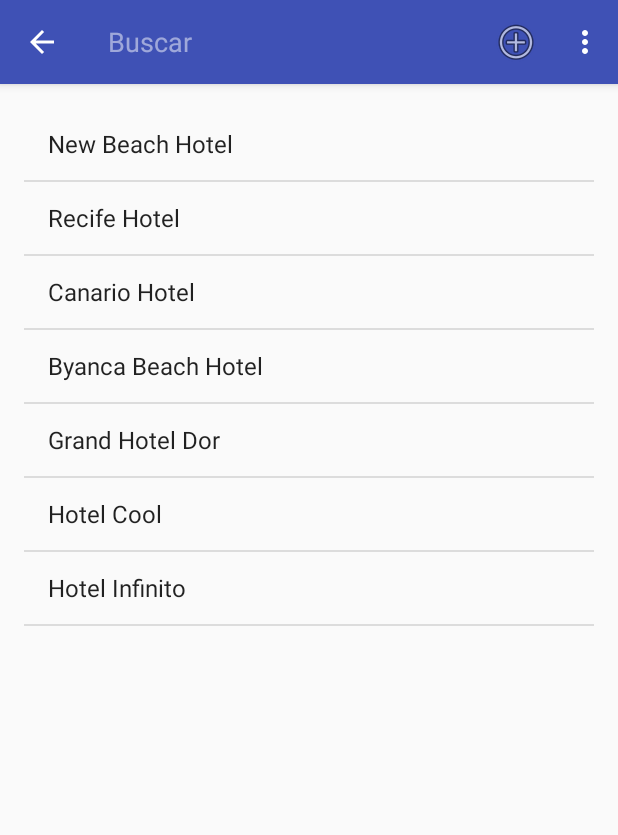
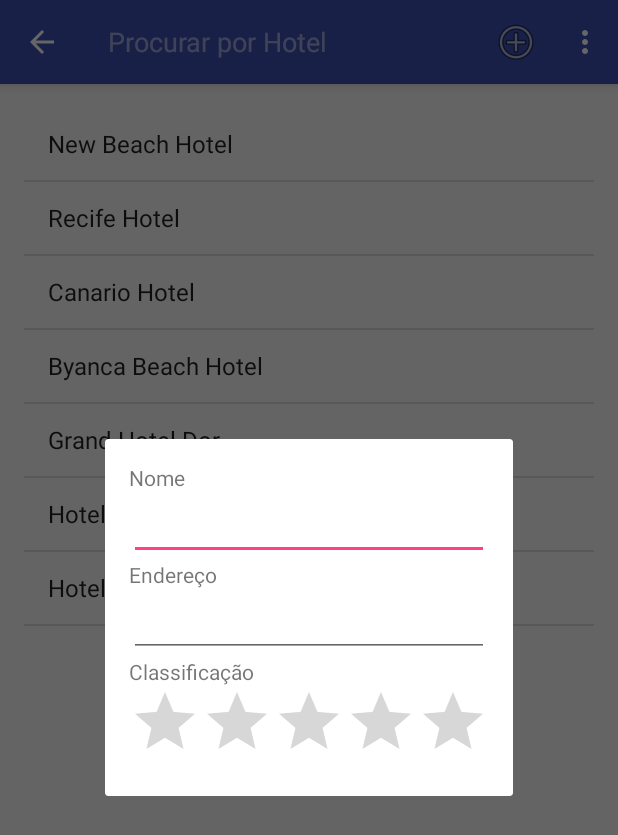
Before and after one commit to Turbiani/Fragments, an Android app: the screen it shows after launch (HotelActivity), after a tap on "Novo", on a phone screen of 412 x 824 dp. Shown: the top 835 px of the screen. Run offline under Robolectric (Android 15) with nearby library versions, the phone set to English and light mode, and no system bars; 1 other tap on this screen came first.

Commit message:
Inclusao do Dialog para adicionar um Hotel (DialogFragment, pois AlertDialog nao e recomendado)

```diff
--- /dev/null
+++ b/app/src/main/java/android/dominando/fragments/AoSalvarHotel.java
@@ -0,0 +1,8 @@
+package android.dominando.fragments;
+
+/**
+ * Created by turbiani on 30/04/16.
+ */
+public interface AoSalvarHotel{
+    void salvouHotel(Hotel hotel);
+}
--- a/app/src/main/java/android/dominando/fragments/HotelActivity.java
+++ b/app/src/main/java/android/dominando/fragments/HotelActivity.java
@@ -1,18 +1,24 @@
 package android.dominando.fragments;
 
+import android.app.Dialog;
+import android.content.DialogInterface;
 import android.content.Intent;
+import android.net.Uri;
+import android.os.Bundle;
 import android.support.v4.app.FragmentManager;
 import android.support.v4.app.FragmentTransaction;
+import android.support.v4.app.DialogFragment;
 import android.support.v4.view.MenuItemCompat;
+import android.support.v7.app.AlertDialog;
 import android.support.v7.app.AppCompatActivity;
-import android.os.Bundle;
 import android.support.v7.widget.SearchView;
 import android.view.Menu;
 import android.view.MenuItem;
 
 public class HotelActivity extends AppCompatActivity implements AoClicarNoHotel,
         SearchView.OnQueryTextListener,
-        MenuItemCompat.OnActionExpandListener{
+        MenuItemCompat.OnActionExpandListener,
+        AoSalvarHotel{
 
     private FragmentManager mFragmentManager;
     private HotelListFragment mListFragment;
@@ -40,6 +46,17 @@ public class HotelActivity extends AppCompatActivity implements AoClicarNoHotel,
 
     @Override
     public boolean onOptionsItemSelected(MenuItem item) {
+        switch (item.getItemId()){
+            case R.id.action_info:
+                SobreDialogFragment sobreDialogFragmentFragment = new SobreDialogFragment();
+                sobreDialogFragmentFragment.show(getSupportFragmentManager(), "Sobre");
+                break;
+
+            case R.id.action_new:
+                HotelDialogFragment hotelDialogFragment = HotelDialogFragment.newInstace(null);
+                hotelDialogFragment.abrir(getSupportFragmentManager());
+                break;
+        }
         return super.onOptionsItemSelected(item);
     }
 
@@ -90,4 +107,36 @@ public class HotelActivity extends AppCompatActivity implements AoClicarNoHotel,
         return getResources().getBoolean(R.bool.smartphone);
     }
 
+    @Override
+    public void salvouHotel(Hotel hotel) {
+        mListFragment.adicionar(hotel);
+    }
+
+
+    //EXEMPLO COM ALERT DIALOG, NÃO É MAIS RECOMENDADO E SIM O DIALOG FRAGMENT
+    public static class SobreDialogFragment extends DialogFragment {
+        @Override
+        public Dialog onCreateDialog(Bundle savedInstanceState) {
+            DialogInterface.OnClickListener listener = new DialogInterface.OnClickListener() {
+                @Override
+                public void onClick(DialogInterface dialogInterface, int i) {
+                    if (i == DialogInterface.BUTTON_NEGATIVE){
+                        Intent it = new Intent(Intent.ACTION_VIEW,
+                                Uri.parse("http://www.nglauber.com.br"));
+                        startActivity(it);
+                    }
+                }
+            };
+            AlertDialog dialog = new AlertDialog.Builder(getActivity())
+                    .setTitle(R.string.sobre_titulo)
+                    .setMessage(R.string.sobre_mensagem)
+                    .setPositiveButton(android.R.string.ok, null)
+                    .setNegativeButton(R.string.sobre_botao_site, listener)
+                    .create();
+            return dialog;
+        }
+    }
+
+
+
 }
--- /dev/null
+++ b/app/src/main/java/android/dominando/fragments/HotelDialogFragment.java
@@ -0,0 +1,101 @@
+package android.dominando.fragments;
+
+import android.app.Activity;
+import android.os.Bundle;
+import android.support.annotation.Nullable;
+import android.support.v4.app.DialogFragment;
+import android.support.v4.app.FragmentManager;
+import android.view.KeyEvent;
+import android.view.LayoutInflater;
+import android.view.View;
+import android.view.ViewGroup;
+import android.view.WindowManager;
+import android.view.inputmethod.EditorInfo;
+import android.widget.EditText;
+import android.widget.RatingBar;
+import android.widget.TextView;
+
+/**
+ * Created by turbiani on 30/04/16.
+ */
+public class HotelDialogFragment extends DialogFragment implements TextView.OnEditorActionListener {
+
+    private static final String DIALOG_TAG  = "editDialog";
+    private static final String EXTRA_HOTEL = "hotel";
+
+    private EditText txtNome;
+    private EditText txtEndereco;
+    private RatingBar rtbEstrelas;
+    private Hotel mHotel;
+
+    public static HotelDialogFragment newInstace(Hotel hotel){
+        Bundle bundle = new Bundle();
+        bundle.putSerializable(EXTRA_HOTEL, hotel);
+
+        HotelDialogFragment dialog = new HotelDialogFragment();
+        dialog.setArguments(bundle);
+        return dialog;
+    }
+
+    @Override
+    public void onCreate(@Nullable Bundle savedInstanceState) {
+        super.onCreate(savedInstanceState);
+        mHotel = (Hotel) getArguments().getSerializable(EXTRA_HOTEL);
+    }
+
+    @Nullable
+    @Override
+    public View onCreateView(LayoutInflater inflater, @Nullable ViewGroup container, @Nullable Bundle savedInstanceState) {
+        View layout = inflater.inflate(R.layout.fragment_dialog_hotel, container, false);
+
+        txtNome = (EditText) layout.findViewById(R.id.txtNome);
+        txtEndereco = (EditText) layout.findViewById(R.id.txtEndereco);
+        txtEndereco.setOnEditorActionListener(this);
+        rtbEstrelas = (RatingBar) layout.findViewById(R.id.rtbEstrelas);
+
+        if(mHotel != null){
+            txtNome.setText(mHotel.nome);
+            txtEndereco.setText(mHotel.endereco);
+            rtbEstrelas.setRating(mHotel.estrelas);
+        }
+
+        //Abre o teclado virtual ao abrir o Dialog]
+        getDialog().getWindow().setSoftInputMode(
+                WindowManager.LayoutParams.SOFT_INPUT_STATE_VISIBLE);
+        getDialog().setTitle(R.string.acao_novo);
+
+        return  layout;
+    }
+
+    @Override
+    public boolean onEditorAction(TextView v, int actionId, KeyEvent event) {
+        if(EditorInfo.IME_ACTION_DONE == actionId){
+            Activity activity = getActivity();
+            if(activity instanceof AoSalvarHotel){
+                if(mHotel==null){
+                    mHotel = new Hotel(txtNome.getEditableText().toString(),
+                            txtEndereco.getEditableText().toString(),
+                            rtbEstrelas.getRating());
+                }else{
+                    mHotel.nome = txtNome.getEditableText().toString();
+                    mHotel.endereco = txtEndereco.getEditableText().toString();
+                    mHotel.estrelas = rtbEstrelas.getRating();
+                }
+
+                AoSalvarHotel listener = (AoSalvarHotel) activity;
+                listener.salvouHotel(mHotel);
+                //Feche o dialog
+                dismiss();
+                return true;
+            }
+        }
+        return false;
+    }
+
+    public void abrir(FragmentManager fm){
+        if(fm.findFragmentByTag(DIALOG_TAG)==null){
+            show(fm, DIALOG_TAG);
+        }
+    }
+
+}
--- /dev/null
+++ b/app/src/main/res/layout/fragment_dialog_hotel.xml
@@ -0,0 +1,46 @@
+<?xml version="1.0" encoding="utf-8"?>
+<ScrollView
+    android:layout_width="wrap_content"
+    android:layout_height="wrap_content"
+    xmlns:android="http://schemas.android.com/apk/res/android"
+    android:id="@+id/scrollView">
+    <LinearLayout
+        android:orientation="vertical"
+        android:padding="16dp"
+        android:layout_width="match_parent"
+        android:layout_height="match_parent">
+        <TextView
+            android:layout_width="wrap_content"
+            android:layout_height="wrap_content"
+            android:text="@string/nome"
+            android:id="@+id/textView"/>
+        <EditText
+            android:layout_width="match_parent"
+            android:layout_height="wrap_content"
+            android:inputType="textCapWords"
+            android:imeOptions="actionNext"
+            android:id="@+id/txtNome"/>
+        <TextView
+            android:layout_width="wrap_content"
+            android:layout_height="wrap_content"
+            android:text="@string/endereco"
+            android:id="@+id/textView2"/>
+        <EditText
+            android:layout_width="match_parent"
+            android:layout_height="wrap_content"
+            android:inputType="textCapWords"
+            android:imeOptions="actionDone"
+            android:id="@+id/txtEndereco"/>
+        <TextView
+            android:layout_width="wrap_content"
+            android:layout_height="wrap_content"
+            android:text="@string/classificacao"
+            android:layout_gravity="center_vertical"/>
+        <RatingBar
+            android:layout_width="wrap_content"
+            android:layout_height="wrap_content"
+            android:id="@+id/rtbEstrelas"
+            android:stepSize="0.5"
+            android:numStars="5"/>
+    </LinearLayout>
+</ScrollView>
--- a/app/src/main/res/values/strings.xml
+++ b/app/src/main/res/values/strings.xml
@@ -1,8 +1,28 @@
 <resources>
     <string name="app_name">Fragments</string>
+
     <string name="acao_pesquisar">Pesquisar</string>
     <string name="acao_novo">Novo</string>
     <string name="acao_info">Info</string>
-    <string name="acao_busca">Procurar por Hotel</string>
-    <string name="hint_busca">Buscar</string>
+    <string name="hint_busca">Procurar por Hotel</string>
+
+    <string name="sobre_titulo">Dominando o Android</string>
+    <string name="sobre_mensagem">Desenvolvido por nglauber</string>
+    <string name="sobre_botao_site">Site</string>
+
+    <string name="nome">Nome</string>
+    <string name="endereco">Endereço</string>
+    <string name="classificacao">Classificação</string>
+
+    <string name="acao_delete">Excluir</string>
+    <plurals name="numero_selecionados">
+        <item quantity="one">1 selecionado</item>
+        <item quantity="other">%d selecionados</item>
+    </plurals>
+
+    <string name="mensagem_excluir">%d itens excluídos.</string>
+    <string name="desfazer">Desfazer</string>
+
+    <string name="acao_compartilhar">Compartilhar</string>
+    <string name="texto_compartilhar">Me hospedei no %1$s e o classifiquei em %2$.1f estrelas</string>
 </resources>
```
